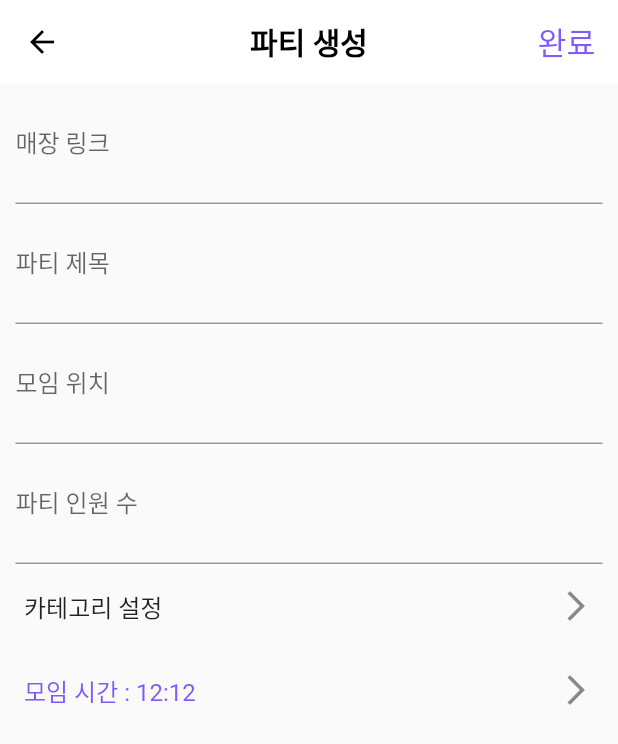
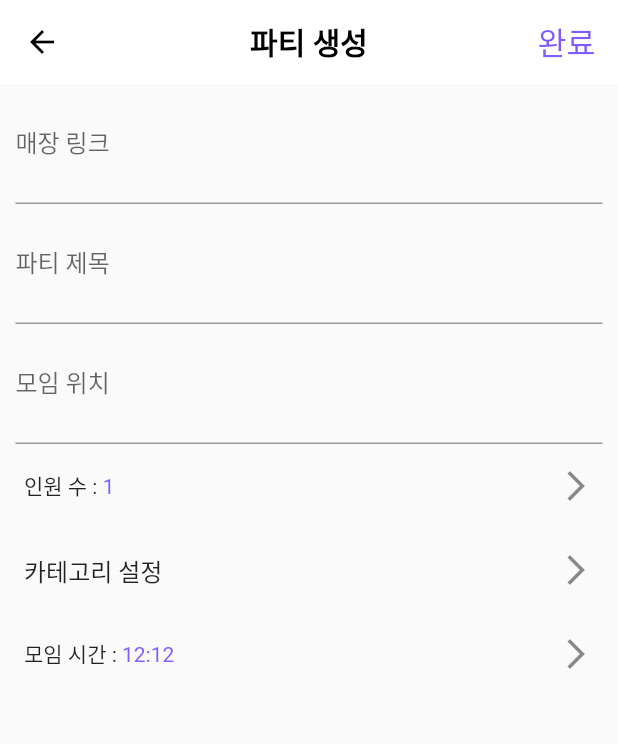
Before and after one commit to clroot/nona-muckja-frontend, a Flutter app: the PartySigninPage screen opened directly, on a phone screen of 412 x 824 dp. Shown: the top 744 px of the screen. Run offline on Flutter 3.47's test engine with Material 2 defaults, Android fonts, the phone set to English and light mode, and no system bars; our stand-ins replace flutter_dotenv, flutter_secure_storage, geolocator, permission_handler, persistent_bottom_nav_bar and 1 more; missing offline and left inert: dart:ffi, kakao_flutter_sdk; accounts and stored records are empty.

Commit message:
partypage 수정

```diff
--- a/lib/pages/MainPage/PartyPage/party_signin_page.dart
+++ b/lib/pages/MainPage/PartyPage/party_signin_page.dart
@@ -1,4 +1,21 @@
+import 'package:flutter/cupertino.dart';
 import 'package:flutter/material.dart';
+import 'package:nonamukja/pages/MainPage/PartyPage/category_select.dart';
+import 'package:persistent_bottom_nav_bar/persistent-tab-view.dart';
+
+const List<int> _selectint = <int>[
+  1,
+  2,
+  3,
+  4,
+  5,
+  6,
+  7,
+  8,
+  9,
+  10,
+  11
+];
 
 class PartySigninPage extends StatelessWidget {
   @override
@@ -10,15 +27,16 @@ class PartySigninPage extends StatelessWidget {
           centerTitle: true,
           title: Text(
             '파티 생성',
-            style: TextStyle(fontWeight: FontWeight.bold, color: Colors.black),
+            style: TextStyle(
+                fontWeight: FontWeight.bold,
+                color: Colors.black),
           ),
           backgroundColor: Colors.white,
           actions: <Widget>[
             Center(
               child: Container(
                 padding: const EdgeInsets.only(right: 15),
-                child: Text(
-                  "완료",
+                child: Text("완료",
                   style: TextStyle(
                     color: Color.fromARGB(255, 127, 91, 255),
                     fontSize: 21,
@@ -32,91 +50,180 @@ class PartySigninPage extends StatelessWidget {
   }
 }
 
+
+
 class BuildPartySigninPage extends StatefulWidget {
+
   @override
   State<BuildPartySigninPage> createState() => _BuildPartySigninPageState();
 }
 
 class _BuildPartySigninPageState extends State<BuildPartySigninPage> {
   TimeOfDay? time = const TimeOfDay(hour: 12, minute: 12);
-
+  int _selectedint= 0;
+  void _showDialog(Widget child) {
+    showCupertinoModalPopup<void>(
+        context: context,
+        builder: (BuildContext context) => Container(
+          height: 216,
+          padding: const EdgeInsets.only(top: 6.0),
+          // The Bottom margin is provided to align the popup above the system navigation bar.
+          margin: EdgeInsets.only(
+            bottom: MediaQuery.of(context).viewInsets.bottom,
+          ),
+          // Provide a background color for the popup.
+          color: CupertinoColors.systemBackground.resolveFrom(context),
+          // Use a SafeArea widget to avoid system overlaps.
+          child: SafeArea(
+            top: false,
+            child: child,
+          ),
+        ));
+  }
   @override
   Widget build(BuildContext context) {
     return Column(
           mainAxisAlignment: MainAxisAlignment.start,
+          // crossAxisAlignment: CrossAxisAlignment.end,
           children: <Widget>[
+
             Container(
+                //padding: const EdgeInsets.only(top: 10,right: 5,left: 5,),
+
+                width: MediaQuery.of(context).size.width * 0.95,
+                child: Form(
+
+                    child: TextField(
+                      style: TextStyle(height: 2.5),
+                      decoration: InputDecoration(
+
+                        labelText : '매장 링크',
+                      ),
+
+
+                    )
+                ),
+            ),
+            Container(
+              //padding: const EdgeInsets.only(top: 10,right: 5,left: 5,),
               width: MediaQuery.of(context).size.width * 0.95,
               child: Form(
                   child: TextField(
                     style: TextStyle(height: 2.5),
                     decoration: InputDecoration(
-              labelText: '매장 링크',
+
+                      labelText : '파티 제목',
                     ),
-          )),
+
+
+                  )
               ),
+            ),
+
             Container(
+              //padding: const EdgeInsets.only(top: 10,right: 5,left: 5,),
               width: MediaQuery.of(context).size.width * 0.95,
               child: Form(
                   child: TextField(
                     style: TextStyle(height: 2.5),
                     decoration: InputDecoration(
-              labelText: '파티 제목',
+                      labelText : '모임 위치',
                     ),
-          )),
+
+
+                  )
+              ),
             ),
             Container(
-          width: MediaQuery.of(context).size.width * 0.95,
-          child: Form(
-              child: TextField(
-            style: TextStyle(height: 2.5),
-            decoration: InputDecoration(
-              labelText: '모임 위치',
-            ),
-          )),
-        ),
-        Container(
-          width: MediaQuery.of(context).size.width * 0.95,
-          child: Form(
-              child: TextField(
-            style: TextStyle(height: 2.5),
-            decoration: InputDecoration(
-              labelText: '파티 인원 수',
-            ),
-          )),
-        ),
-        Container(
+              //padding: const EdgeInsets.only(top: 10,right: 5,left: 5,),
               child: Form(
                   child: ListTile(
-              title: const Text('카테고리 설정'),
+                    title: RichText(
+                        text: TextSpan(
+                          text: '인원 수 : ',
+                         style: DefaultTextStyle.of(context).style,
+                          children: <TextSpan>[
+                          TextSpan(text : _selectint[_selectedint].toString(),
+                          style: TextStyle(color:Color.fromARGB(255, 127, 91, 255), ),
+                             )
+                            ]
+                          ),
+                    ),
+
+                    //Text('인원 수 : '+_selectint[_selectedint].toString()),
                     trailing: Icon(Icons.arrow_forward_ios),
+                    onTap: () => _showDialog(
+                      CupertinoPicker(
+                        itemExtent: 25,
+                        onSelectedItemChanged: (int selectedItem) {
+                          setState(() {
+                            _selectedint = selectedItem;
+                          });
+                        },
+                        children: List<Widget>.generate(_selectint.length, (int index) {
+                          return Center(
+                            child: Text(
+                              _selectint[index].toString(),
+                            ),
+                          );
+                        }),
+
+
+
+                      ),
+
+                    )
+                  ),
+              ),
+            ),
+
+
+            Container(
+              //padding: const EdgeInsets.only(top: 10,right: 5,left: 5,),
+
+              child: Form(
+                child: ListTile(
+                  title: Text('카테고리 설정'),
+                  trailing: Icon(Icons.arrow_forward_ios),
+                  onTap: () => pushNewScreen(context, screen: CategorySelectPage(), withNavBar: false),
+
                 ),
               ),
             ),
             Container(
+              //padding: const EdgeInsets.only(top: 10,right: 5,left: 5,),
               child: Form(
                 child: ListTile(
-              //richtext
-              title: Text(
-                '모임 시간 : ' +
-                    '${time!.hour.toString()}:${time!.minute.toString()}',
-                style: TextStyle(
-                  color: Color.fromARGB(255, 127, 91, 255),
+
+                  title: RichText(
+                    text: TextSpan(
+                      text: '모임 시간 : ',
+                      style: DefaultTextStyle.of(context).style,
+                      children: <TextSpan>[
+                        TextSpan(text : '${time!.hour.toString()}:${time!.minute.toString()}',
+                          style: TextStyle(color:Color.fromARGB(255, 127, 91, 255), ),
+                        )
+                      ]
                     ),
                   ),
                   trailing: Icon(Icons.arrow_forward_ios),
                   onTap: () async {
-                TimeOfDay? newTime =
-                    await showTimePicker(context: context, initialTime: time!);
-                if (newTime != null) {
+                    TimeOfDay? newTime = await showTimePicker(context: context, initialTime: time!);
+                    if(newTime != null) {
                       setState(() {
                         time = newTime;
-                  });
+                      }
+                      );
+
+
+
                     }
                   },
+
                 ),
               ),
             ),
+
           ],
         );
   }
```
Also changed, not shown: lib/pages/MainPage/PartyPage/category_select.dart (added, +75 -0 lines), pubspec.lock. Lines whose indentation alone changed are shown as unchanged.
